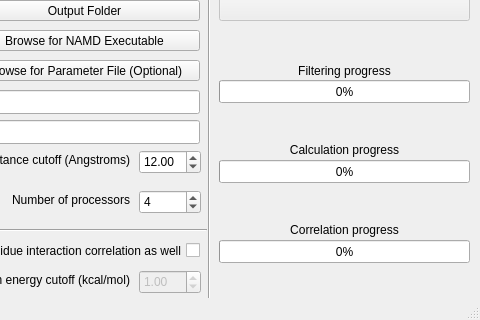
First picture: the form in getresinten/getResIntEnGUI.ui, repository osercinoglu/grinn, before the edit; both pictures show x 321 to 801 and y 100 to 420 of the 801 by 420 pixel window.
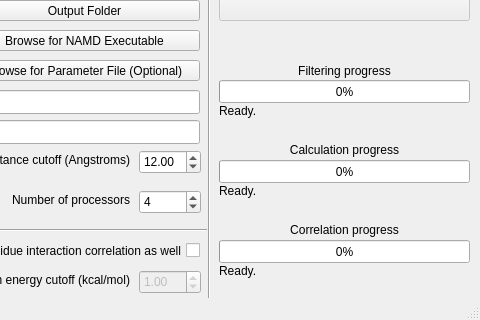
Second picture: the form after the edit.

Commit message: Added ETA visualization on the GUI for all three processes

Patch:
```diff
--- a/getresinten/getResIntEnGUI.ui
+++ b/getresinten/getResIntEnGUI.ui
@@ -570,6 +570,64 @@
      <set>Qt::AlignRight|Qt::AlignTrailing|Qt::AlignVCenter</set>
     </property>
    </widget>
+   <widget class="QLabel" name="label_etaFiltering">
+    <property name="geometry">
+     <rect>
+      <x>540</x>
+      <y>200</y>
+      <width>251</width>
+      <height>21</height>
+     </rect>
+    </property>
+    <property name="font">
+     <font>
+      <weight>50</weight>
+      <bold>false</bold>
+      <kerning>true</kerning>
+     </font>
+    </property>
+    <property name="layoutDirection">
+     <enum>Qt::LeftToRight</enum>
+    </property>
+    <property name="text">
+     <string>Ready.</string>
+    </property>
+    <property name="alignment">
+     <set>Qt::AlignLeading|Qt::AlignLeft|Qt::AlignVCenter</set>
+    </property>
+   </widget>
+   <widget class="QLabel" name="label_etaCalculation">
+    <property name="geometry">
+     <rect>
+      <x>540</x>
+      <y>280</y>
+      <width>251</width>
+      <height>21</height>
+     </rect>
+    </property>
+    <property name="text">
+     <string>Ready.</string>
+    </property>
+    <property name="alignment">
+     <set>Qt::AlignLeading|Qt::AlignLeft|Qt::AlignVCenter</set>
+    </property>
+   </widget>
+   <widget class="QLabel" name="label_etaCorrelation">
+    <property name="geometry">
+     <rect>
+      <x>540</x>
+      <y>360</y>
+      <width>251</width>
+      <height>21</height>
+     </rect>
+    </property>
+    <property name="text">
+     <string>Ready.</string>
+    </property>
+    <property name="alignment">
+     <set>Qt::AlignLeading|Qt::AlignLeft|Qt::AlignVCenter</set>
+    </property>
+   </widget>
   </widget>
   <widget class="QStatusBar" name="statusbar"/>
  </widget>
```
The commit also changes 4 other files.
